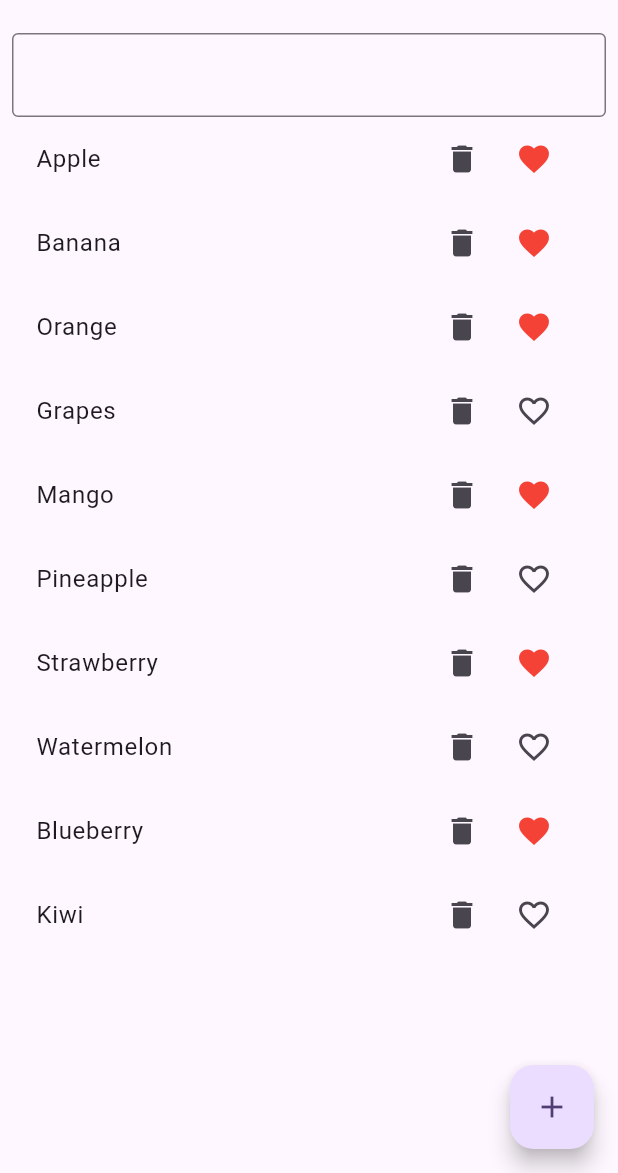
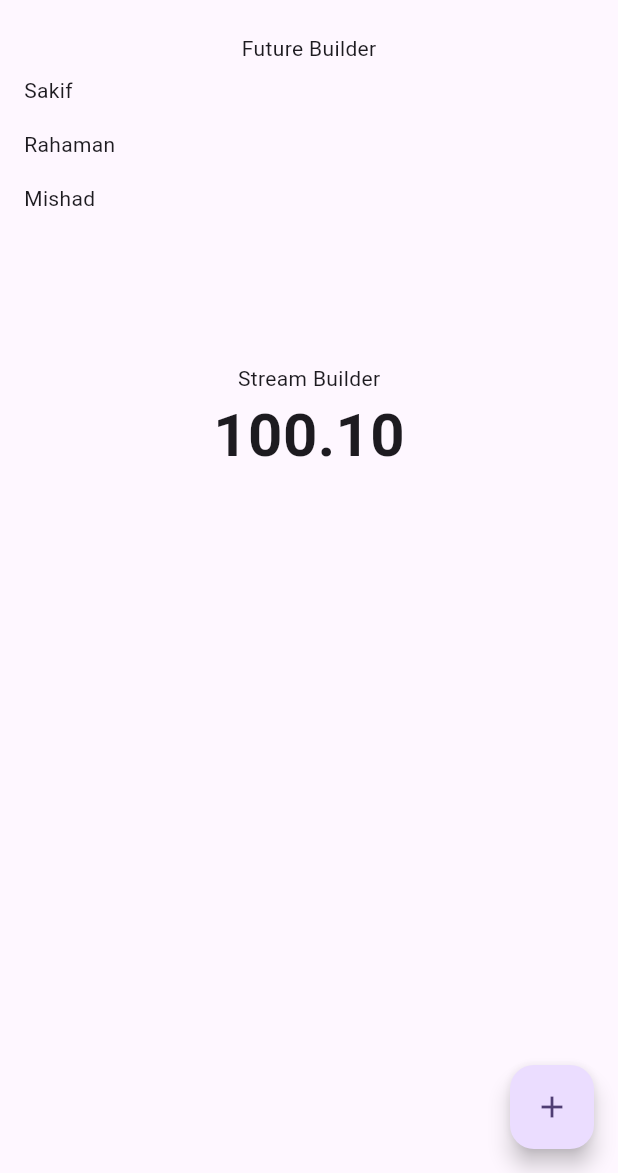
Before and after one commit to mishad01/Flutter-Riverpod-State-Management, a Flutter app: the screen it shows after launch, on a phone screen of 412 x 824 dp, the part 63-1236 px from its top. Run offline on Flutter 3.47's test engine with Material 3 defaults, Android fonts, the phone set to English and light mode, and no system bars; our stand-ins replace dart_mappable, dio, flutter_riverpod, freezed_annotation, go_router, logger and 4 more; generated files the repository leaves out were written again.

Commit message:
feat: Implement FutureProvider and StreamProvider
This commit introduces `FutureProvider` and `StreamProvider` to the `HomeView` and comments out the previous `itemProvider` implementation.

Key changes:
- **`future_provider.dart`:**
    - Created a `FutureProvider` named `futureProvider` that, after a 2-second delay, returns a list of strings: `['Sakif', 'Rahaman', 'Mishad']`.
    - Commented out a previous `FutureProvider` example that returned an integer or threw an error.
- **`stream_provider.dart`:**
    - Created a `StreamProvider` named `stockPriceProvider` that simulates real-time stock price updates.
    - It yields a new `double` value every second, with the price fluctuating randomly around an initial value of `100.0`.
- **`item_provider.dart`:**
    - Commented out the entire content of this file, which previously defined `itemProvider` and `ItemNotifier`.
- **`home_view.dart`:**
    - Imported `future_provider.dart` and `stream_provider.dart`.
    - **FutureProvider Integration:**
        - Added a `Text` widget displaying "Future Builder".
        - Integrated `futureProvider` using `ref.watch`.
        - Used `provider.when` to display a `ListView.builder` for the data, an error message for errors, and a `CircularProgressIndicator` while loading.
        - The `ListView.builder` displays each string from the `futureProvider`'s data.
    - **StreamProvider Integration:**
        - Added a `Text` widget displaying "Stream Builder".
        - Used a `Consumer` widget to watch `stockPriceProvider`.
        - Utilized `streamProvider.when` to display the formatted stock price, an error message, or a `CircularProgressIndicator`.
    - **UI Updates:**
        - Commented out the `TextField` and `ListView.builder` that were previously used for filtering and displaying items from `favouriteProvider` and `itemProvider`.
    - **FloatingActionButton:**
        - The `onPressed` callback now calls `ref.invalidate(futureProvider)` to refresh the future provider.
        - Commented out the previous call to `ref.read(itemProvider.notifier).addItem(...)`.

```diff
--- a/todo_app/lib/view/home_view.dart
+++ b/todo_app/lib/view/home_view.dart
@@ -1,6 +1,8 @@
 import 'package:flutter/material.dart';
 import 'package:flutter_riverpod/flutter_riverpod.dart';
 import 'package:todo_app/view/provider/favourite_provider.dart';
+import 'package:todo_app/view/provider/future_provider.dart';
+import 'package:todo_app/view/provider/stream_provider.dart';
 
 class HomeView extends ConsumerStatefulWidget {
   const HomeView({super.key});
@@ -21,13 +23,47 @@ class _HomeViewState extends ConsumerState<HomeView> {
   @override
   Widget build(BuildContext context) {
     final item = ref.watch(favouriteProvider);
+    final provider = ref.watch(futureProvider);
     return Scaffold(
       appBar: AppBar(title: Text("To Do app bar")),
       body: Padding(
         padding: const EdgeInsets.all(8.0),
         child: Column(
           children: [
-            TextField(
+            Text("Future Builder"),
+            provider.when(
+              skipLoadingOnRefresh: false,
+              data: (data) => SizedBox(
+                height: 200, // adjust height as needed
+                child: ListView.builder(
+                  itemCount: data.length,
+                  itemBuilder: (context, index) {
+                    return Padding(
+                      padding: const EdgeInsets.all(8.0),
+                      child: Text(data[index].toString()),
+                    );
+                  },
+                ),
+              ),
+              error: (error, stackTrace) => Text(error.toString()),
+              loading: () => CircularProgressIndicator(),
+            ),
+            Text("Stream Builder"),
+            Consumer(
+              builder: (context, ref, child) {
+                final streamProvider = ref.watch(stockPriceProvider);
+                return streamProvider.when(
+                  skipLoadingOnRefresh: false,
+                  data: (price) => Text(
+                    price.toStringAsFixed(2).toString(),
+                    style: TextStyle(fontSize: 40, fontWeight: FontWeight.bold),
+                  ),
+                  error: (error, stackTrace) => Text(error.toString()),
+                  loading: () => CircularProgressIndicator(),
+                );
+              },
+            ),
+            /*TextField(
               decoration: InputDecoration(border: OutlineInputBorder()),
               onChanged: (value) {
                 ref.read(favouriteProvider.notifier).filterList(value);
@@ -53,9 +89,11 @@ class _HomeViewState extends ConsumerState<HomeView> {
                               ),
                               IconButton(
                                 onPressed: () {
-                                  /* ref
+                                  */
+            /* ref
                                       .read(itemProvider.notifier)
                                       .updateItem(items.id, "Update Item");*/
+            /*
                                 },
                                 icon: items.favourite
                                     ? Icon(Icons.favorite, color: Colors.red)
@@ -66,13 +104,14 @@ class _HomeViewState extends ConsumerState<HomeView> {
                         );
                       },
                     ),
-                  ),
+                  ),*/
           ],
         ),
       ),
       floatingActionButton: FloatingActionButton(
         onPressed: () {
           //ref.read(itemProvider.notifier).addItem("New Item ${DateTime.now()}");
+          ref.invalidate(futureProvider); //refresh
         },
         child: Icon(Icons.add),
       ),
--- /dev/null
+++ b/todo_app/lib/view/provider/future_provider.dart
@@ -0,0 +1,13 @@
+import 'package:flutter_riverpod/flutter_riverpod.dart';
+
+/*
+final futureProvider = FutureProvider<int>((ref) async {
+  await Future.delayed(Duration(seconds: 2));
+  throw 'internet not working';
+  return 3;
+});
+*/
+final futureProvider = FutureProvider<List<String>>((ref) async {
+  await Future.delayed(Duration(seconds: 2));
+  return ['Sakif', 'Rahaman', 'Mishad'];
+});
--- a/todo_app/lib/view/provider/item_provider.dart
+++ b/todo_app/lib/view/provider/item_provider.dart
@@ -1,4 +1,3 @@
-/*
 import 'package:flutter_riverpod/flutter_riverpod.dart';
 import 'package:todo_app/view/model/item.dart';
 
@@ -26,4 +25,3 @@ class ItemNotifier extends StateNotifier<List<Item>> {
     state = state.toList();
   }
 }
-*/
--- /dev/null
+++ b/todo_app/lib/view/provider/stream_provider.dart
@@ -0,0 +1,20 @@
+import 'dart:math';
+
+import 'package:flutter_riverpod/flutter_riverpod.dart';
+
+final stockPriceProvider = StreamProvider((ref) async* {
+  final random = Random();
+
+  double currentPrice = 100.0;
+
+  while (true) {
+    await Future.delayed(Duration(seconds: 1));
+
+    //simulate price function
+    currentPrice +=
+        random.nextDouble() * 4 - 2; //random change between -2 and +2
+    yield double.parse(
+      currentPrice.toStringAsFixed(2),
+    ); //yield represents value is a stream  //emit the update price
+  }
+});
```
